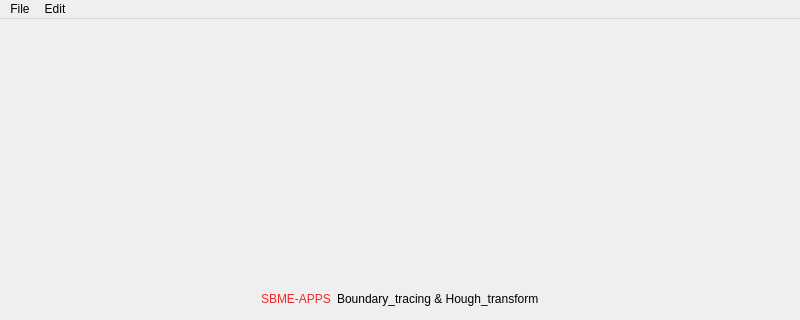
Ahmed-Gamiel/Bountry-_tracing-and-Hough_transform, file src/ui/mainWindow.ui: the form before one commit; both pictures show x 0 to 800 and y 0 to 320 of the 800 by 600 pixel window.
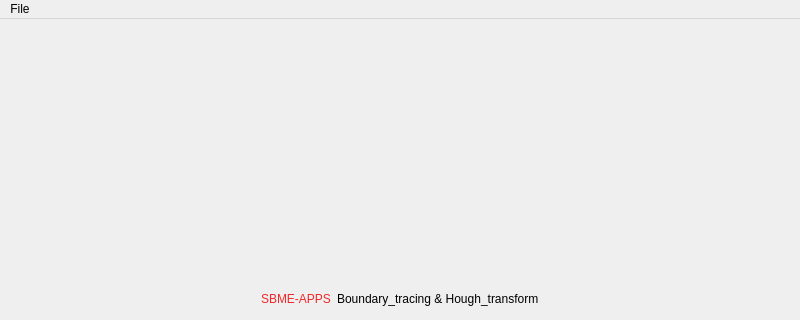
The form after the commit.

```diff
--- a/src/ui/mainWindow.ui
+++ b/src/ui/mainWindow.ui
@@ -85,13 +85,7 @@
     </property>
     <addaction name="browse_action"/>
    </widget>
-   <widget class="QMenu" name="menuEdit">
-    <property name="title">
-     <string>Edit</string>
-    </property>
-   </widget>
    <addaction name="menuFile"/>
-   <addaction name="menuEdit"/>
   </widget>
   <widget class="QStatusBar" name="statusbar"/>
   <action name="browse_action">
```
Left out of the diff: 10 changed lines with no effect on the pictures.
